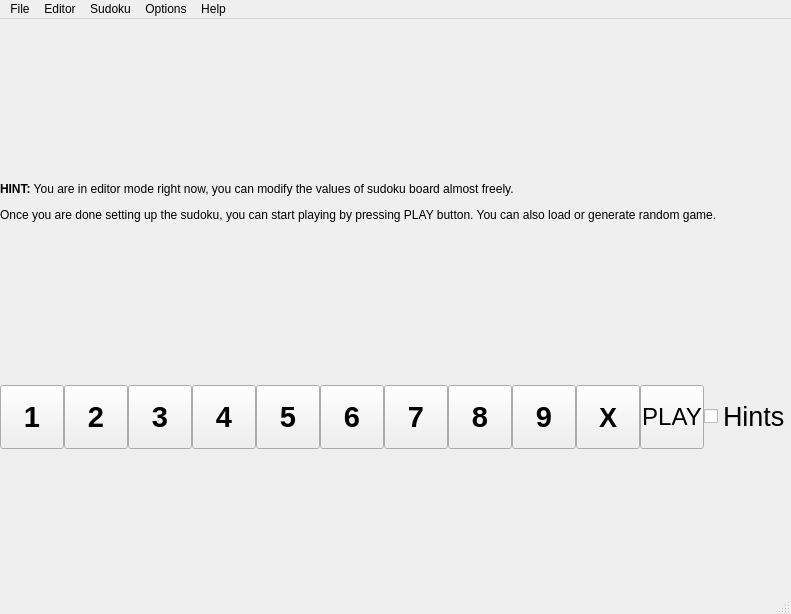
benapetr/sudoku, file mainwindow.ui: the form before one commit.
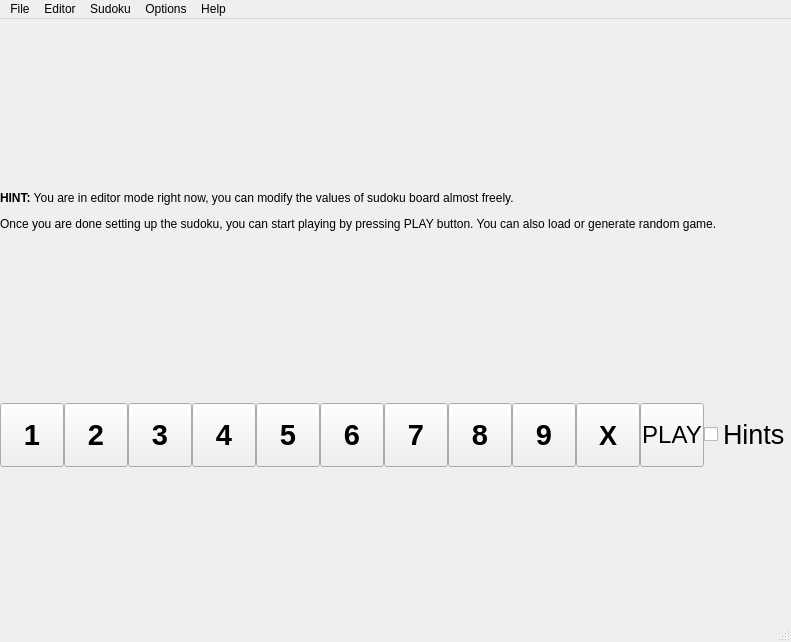
The form after the commit.

Patch:
```diff
--- a/mainwindow.ui
+++ b/mainwindow.ui
@@ -6,8 +6,8 @@
    <rect>
     <x>0</x>
     <y>0</y>
-    <width>669</width>
-    <height>614</height>
+    <width>683</width>
+    <height>642</height>
    </rect>
   </property>
   <property name="windowTitle">
```
Left out of the diff: 2 changed lines with no effect on the pictures.
